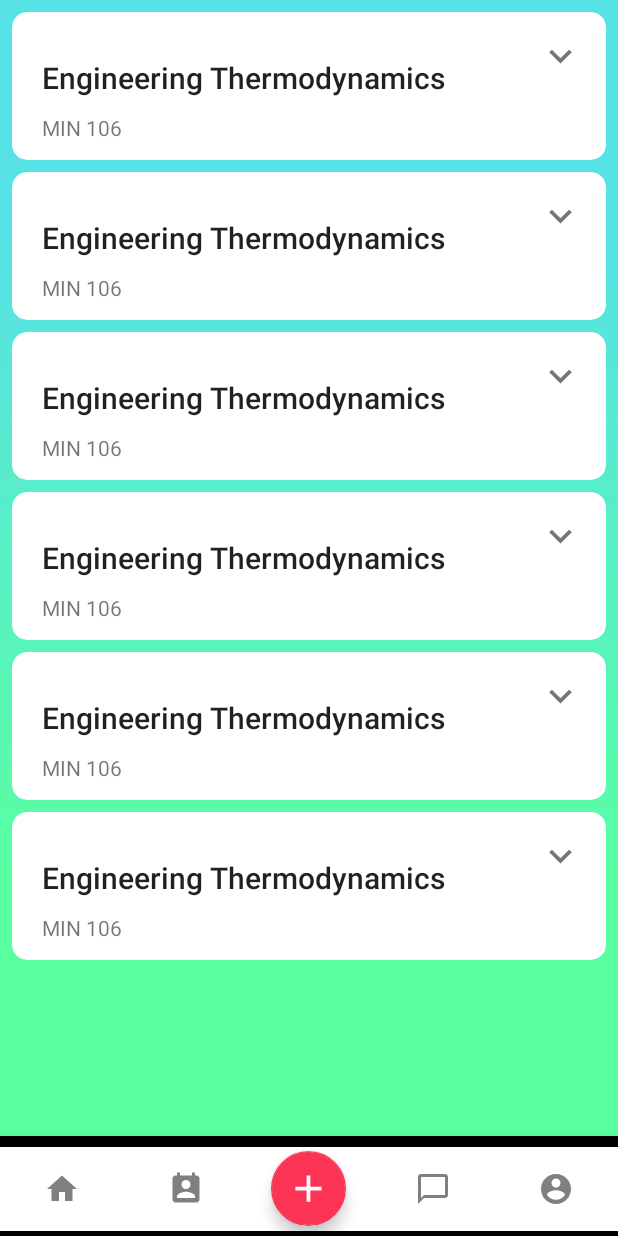
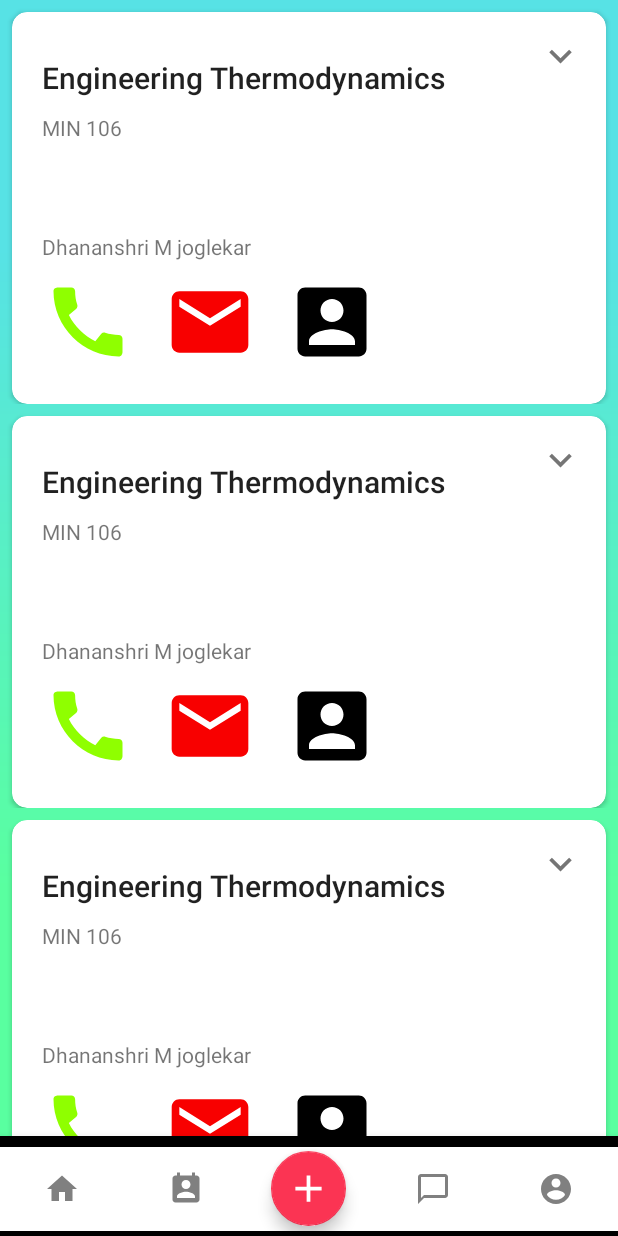
Before and after one commit to kinect-mario/smartSchedule, an Android app: the screen it shows after launch (MainActivity), item 2 of the bottom bar chosen, on a phone screen of 412 x 824 dp. Run offline under Robolectric (Android 15) with nearby library versions, the phone set to English and light mode, and no system bars; 1 statement that could not run was skipped.

Commit message:
added calendar and recycler view

```diff
--- a/scrollView/app/build.gradle
+++ b/scrollView/app/build.gradle
@@ -29,6 +29,7 @@ dependencies {
     implementation 'androidx.appcompat:appcompat:1.1.0'
     implementation 'androidx.constraintlayout:constraintlayout:1.1.3'
     implementation 'androidx.legacy:legacy-support-v4:1.0.0'
+    implementation 'androidx.gridlayout:gridlayout:1.0.0'
     testImplementation 'junit:junit:4.12'
     androidTestImplementation 'androidx.test.ext:junit:1.1.1'
     androidTestImplementation 'androidx.test.espresso:espresso-core:3.2.0'
@@ -39,7 +40,8 @@ dependencies {
 
     //cardview
     implementation 'com.android.support:cardview-v7:27.0.2'
-
+    //calendar
+    implementation 'com.github.shrikanth7698:Collapsible-Calendar-View-Android:v1.0.3'
 
     //glide
     implementation 'com.github.bumptech.glide:glide:4.11.0'
--- a/scrollView/app/src/main/java/com/example/scrollview/MainActivity.java
+++ b/scrollView/app/src/main/java/com/example/scrollview/MainActivity.java
@@ -47,14 +47,7 @@ public class MainActivity extends AppCompatActivity {
 
             @Override
             public void onPageSelected(int position) {
-                if (prevMenuItem != null) {
-                    prevMenuItem.setChecked(false);
-                } else {
-                    bottomNavigationView.getMenu().getItem(0).setChecked(false);
-                }
-                Log.d("page", "onPageSelected: " + position);
-                bottomNavigationView.getMenu().getItem(position).setChecked(true);
-                prevMenuItem = bottomNavigationView.getMenu().getItem(position);
+
 
             }
 
--- a/scrollView/app/src/main/java/com/example/scrollview/RecyclerViewAdapter.java
+++ b/scrollView/app/src/main/java/com/example/scrollview/RecyclerViewAdapter.java
@@ -1,15 +1,12 @@
 package com.example.scrollview;
 
-import android.bluetooth.le.ScanSettings;
 import android.content.Context;
 
-import android.graphics.drawable.Drawable;
 import android.util.Log;
 import android.view.LayoutInflater;
 import android.view.View;
 import android.view.ViewGroup;
 import android.widget.ImageView;
-import android.widget.LinearLayout;
 import android.widget.TextView;
 import android.widget.Toast;
 
@@ -21,9 +18,6 @@ import com.bumptech.glide.Glide;
 
 import java.util.ArrayList;
 
-import static com.example.scrollview.R.drawable.bg_blue;
-import static com.example.scrollview.R.drawable.bg_red;
-import static com.example.scrollview.R.drawable.bg_yellow;
 import static com.example.scrollview.R.drawable.blue;
 import static com.example.scrollview.R.drawable.dark_blue;
 import static com.example.scrollview.R.drawable.orange;
--- /dev/null
+++ b/scrollView/app/src/main/java/com/example/scrollview/modal/Schedule.java
@@ -0,0 +1,45 @@
+package com.example.scrollview.modal;
+
+public class Schedule {
+    private String code;
+    private String name;
+    private  String profName;
+    private String venue;
+    private String time;
+
+    public String getCode() {
+        return code;
+    }
+
+    public String getName() {
+        return name;
+    }
+
+    public String getProfName() {
+        return profName;
+    }
+
+    public String getVenue() {
+        return venue;
+    }
+
+    public String getTime() {
+        return time;
+    }
+
+    public Schedule() {
+        code = "MIN 106";
+        name="Engineering Thermodynamics";
+        profName = "Dhananshri M joglekar";
+        venue = "LHC-205";
+        time = "1:00-2:00";
+    }
+
+    public Schedule(String code, String name, String profName, String venue, String time) {
+        this.code = code;
+        this.name = name;
+        this.profName = profName;
+        this.venue = venue;
+        this.time = time;
+    }
+}
--- /dev/null
+++ b/scrollView/app/src/main/java/com/example/scrollview/scheduleAdapter.java
@@ -0,0 +1,102 @@
+package com.example.scrollview;
+
+import android.content.Context;
+import android.transition.AutoTransition;
+import android.transition.TransitionManager;
+import android.view.LayoutInflater;
+import android.view.View;
+import android.view.ViewGroup;
+import android.widget.Button;
+import android.widget.ImageView;
+import android.widget.TextView;
+
+import androidx.annotation.NonNull;
+import androidx.cardview.widget.CardView;
+import androidx.constraintlayout.widget.ConstraintLayout;
+import androidx.recyclerview.widget.RecyclerView;
+
+import com.example.scrollview.modal.Schedule;
+
+import java.util.ArrayList;
+import java.util.List;
+
+public class scheduleAdapter extends RecyclerView.Adapter<scheduleAdapter.ViewHolder> {
+
+
+    private List<Schedule> list;
+    private Context mContext;
+
+    public scheduleAdapter(Context context, List<Schedule> schedules) {
+       this.list= (ArrayList<Schedule>) schedules;
+       this.mContext=context;
+    }
+
+    @NonNull
+    @Override
+    public scheduleAdapter.ViewHolder onCreateViewHolder(@NonNull ViewGroup parent, int viewType) {
+        View view = LayoutInflater.from(parent.getContext()).inflate(R.layout.schedule_row, parent, false);
+        return new scheduleAdapter.ViewHolder(view);
+    }
+
+    @Override
+    public void onBindViewHolder(@NonNull scheduleAdapter.ViewHolder holder, int position) {
+        Schedule schedule = list.get(position);
+        holder.subjectCode.setText(schedule.getCode());
+        holder.subjectName.setText(schedule.getName());
+        holder.profName.setText(schedule.getProfName());
+        holder.venue.setText(schedule.getVenue());
+        holder.time.setText(schedule.getTime());
+
+        final Button button= holder.arrowBtn;
+        final ConstraintLayout constraintLayout= holder.expandableLayout;
+        final CardView cardView = holder.cardView;
+        final TextView subjectCode = holder.subjectCode;
+
+        holder.arrowBtn.setOnClickListener(new View.OnClickListener() {
+            @Override
+            public void onClick(View v) {
+                if (constraintLayout.getVisibility() == View.GONE) {
+                    TransitionManager.beginDelayedTransition(cardView, new AutoTransition());
+                    subjectCode.setVisibility(View.VISIBLE);
+                    constraintLayout.setVisibility(View.VISIBLE);
+                    button.animate().setDuration(500).rotationXBy(180);
+                } else {
+                    TransitionManager.beginDelayedTransition(cardView, new AutoTransition());
+                    subjectCode.setVisibility(View.GONE);
+                    constraintLayout.setVisibility(View.GONE);
+                    button.animate().setDuration(500).rotationXBy(-180);
+
+                }
+            }
+        });
+
+    }
+
+    @Override
+    public int getItemCount() {
+        return list.size();
+    }
+    public class ViewHolder extends RecyclerView.ViewHolder{
+
+        TextView subjectName;
+        TextView venue;
+        TextView time;
+        ConstraintLayout expandableLayout;
+        CardView cardView;
+        Button arrowBtn;
+        TextView subjectCode;
+        TextView profName;
+
+        public ViewHolder(View itemView) {
+            super(itemView);
+            subjectName =itemView.findViewById(R.id.schedule_subject);
+            venue = itemView.findViewById(R.id.schedule_venue);
+            time = itemView.findViewById(R.id.schedule_time);
+            expandableLayout = itemView.findViewById(R.id.expandable_schedule);
+            cardView = itemView.findViewById(R.id.schedule_card);
+            arrowBtn = itemView.findViewById(R.id.arrow_btn);
+            subjectCode = itemView.findViewById(R.id.subjectCode);
+            profName = itemView.findViewById(R.id.prof_name);
+        }
+    }
+}
--- a/scrollView/app/src/main/java/com/example/scrollview/scheduleFragment.java
+++ b/scrollView/app/src/main/java/com/example/scrollview/scheduleFragment.java
@@ -1,28 +1,71 @@
 package com.example.scrollview;
 
+import android.os.Build;
 import android.os.Bundle;
 
+import androidx.annotation.RequiresApi;
+import androidx.cardview.widget.CardView;
+import androidx.constraintlayout.widget.ConstraintLayout;
 import androidx.fragment.app.Fragment;
+import androidx.recyclerview.widget.LinearLayoutManager;
+import androidx.recyclerview.widget.RecyclerView;
 
 import android.view.LayoutInflater;
 import android.view.View;
 import android.view.ViewGroup;
+import android.widget.Button;
+import android.widget.TextClock;
+import android.widget.TextView;
+
+
+import com.example.scrollview.modal.Schedule;
+import com.example.scrollview.modal.Subject;
+
+import java.time.LocalDate;
+import java.util.ArrayList;
+import java.util.List;
 
 
 /**
  * A simple {@link Fragment} subclass.
  */
 public class scheduleFragment extends Fragment {
+    RecyclerView recyclerView;
+    ConstraintLayout expandableView;
+    Button arrowBtn;
+    CardView cardView;
+    TextView code;
 
     public scheduleFragment() {
         // Required empty public constructor
     }
 
 
+    @RequiresApi(api = Build.VERSION_CODES.O)
     @Override
     public View onCreateView(LayoutInflater inflater, ViewGroup container,
                              Bundle savedInstanceState) {
+        View rootView= inflater.inflate(R.layout.fragment_schedule, container, false);
         // Inflate the layout for this fragment
-        return inflater.inflate(R.layout.fragment_schedule, container, false);
+        expandableView = rootView.findViewById(R.id.expandable_schedule);
+        arrowBtn = rootView.findViewById(R.id.arrow_btn);
+        cardView = rootView.findViewById(R.id.schedule_card);
+        recyclerView = rootView.findViewById(R.id.scheduleView);
+
+
+        final LinearLayoutManager layoutManager = new LinearLayoutManager(getContext(),LinearLayoutManager.VERTICAL, false);
+        recyclerView.setLayoutManager(layoutManager);
+        recyclerView.setHasFixedSize(true);
+        List<Schedule> schedules = new ArrayList<Schedule>();
+        for(int i= 0 ; i<6;i++)
+        {schedules.add(new Schedule());}
+
+
+        scheduleAdapter adapter = new scheduleAdapter(getContext(),schedules);
+        recyclerView.setAdapter(adapter);
+        if(arrowBtn!=null) {
+
+        }
+        return rootView;
     }
 }
--- a/scrollView/app/src/main/java/com/example/scrollview/subjectAdapter.java
+++ b/scrollView/app/src/main/java/com/example/scrollview/subjectAdapter.java
@@ -61,6 +61,7 @@ class subjectAdapter extends RecyclerView.Adapter<subjectAdapter.ViewHolder> {
                     TransitionManager.beginDelayedTransition(view, new AutoTransition());
                     layout.setVisibility(View.GONE);
                     button.setBackgroundResource(R.drawable.ic_keyboard_arrow_down_black_24dp);
+
                 }
             }
         });
--- /dev/null
+++ b/scrollView/app/src/main/res/drawable/ic_baseline_access_time_24.xml
@@ -0,0 +1,6 @@
+<vector android:height="24dp" android:tint="#9D9D9D"
+    android:viewportHeight="24" android:viewportWidth="24"
+    android:width="24dp" xmlns:android="http://schemas.android.com/apk/res/android">
+    <path android:fillColor="@android:color/white" android:pathData="M11.99,2C6.47,2 2,6.48 2,12s4.47,10 9.99,10C17.52,22 22,17.52 22,12S17.52,2 11.99,2zM12,20c-4.42,0 -8,-3.58 -8,-8s3.58,-8 8,-8 8,3.58 8,8 -3.58,8 -8,8z"/>
+    <path android:fillColor="@android:color/white" android:pathData="M12.5,7H11v6l5.25,3.15 0.75,-1.23 -4.5,-2.67z"/>
+</vector>
--- /dev/null
+++ b/scrollView/app/src/main/res/drawable/ic_baseline_account_circle_24.xml
@@ -0,0 +1,5 @@
+<vector android:height="24dp" android:tint="#9D9D9D"
+    android:viewportHeight="24" android:viewportWidth="24"
+    android:width="24dp" xmlns:android="http://schemas.android.com/apk/res/android">
+    <path android:fillColor="@android:color/white" android:pathData="M12,2C6.48,2 2,6.48 2,12s4.48,10 10,10 10,-4.48 10,-10S17.52,2 12,2zM12,5c1.66,0 3,1.34 3,3s-1.34,3 -3,3 -3,-1.34 -3,-3 1.34,-3 3,-3zM12,19.2c-2.5,0 -4.71,-1.28 -6,-3.22 0.03,-1.99 4,-3.08 6,-3.08 1.99,0 5.97,1.09 6,3.08 -1.29,1.94 -3.5,3.22 -6,3.22z"/>
+</vector>
--- /dev/null
+++ b/scrollView/app/src/main/res/drawable/ic_baseline_arrow_drop_down_24.xml
@@ -0,0 +1,5 @@
+<vector android:height="24dp" android:tint="#9D9D9D"
+    android:viewportHeight="24" android:viewportWidth="24"
+    android:width="24dp" xmlns:android="http://schemas.android.com/apk/res/android">
+    <path android:fillColor="@android:color/white" android:pathData="M7,10l5,5 5,-5z"/>
+</vector>
--- /dev/null
+++ b/scrollView/app/src/main/res/drawable/ic_baseline_location_on_24.xml
@@ -0,0 +1,5 @@
+<vector android:height="24dp" android:tint="#9D9D9D"
+    android:viewportHeight="24" android:viewportWidth="24"
+    android:width="24dp" xmlns:android="http://schemas.android.com/apk/res/android">
+    <path android:fillColor="@android:color/white" android:pathData="M12,2C8.13,2 5,5.13 5,9c0,5.25 7,13 7,13s7,-7.75 7,-13c0,-3.87 -3.13,-7 -7,-7zM12,11.5c-1.38,0 -2.5,-1.12 -2.5,-2.5s1.12,-2.5 2.5,-2.5 2.5,1.12 2.5,2.5 -1.12,2.5 -2.5,2.5z"/>
+</vector>
--- /dev/null
+++ b/scrollView/app/src/main/res/drawable/ic_baseline_subject_24.xml
@@ -0,0 +1,5 @@
+<vector android:height="24dp" android:tint="#9D9D9D"
+    android:viewportHeight="24" android:viewportWidth="24"
+    android:width="24dp" xmlns:android="http://schemas.android.com/apk/res/android">
+    <path android:fillColor="@android:color/white" android:pathData="M14,17L4,17v2h10v-2zM20,9L4,9v2h16L20,9zM4,15h16v-2L4,13v2zM4,5v2h16L20,5L4,5z"/>
+</vector>
--- a/scrollView/app/src/main/res/layout/subject_item.xml
+++ b/scrollView/app/src/main/res/layout/subject_item.xml
@@ -53,7 +53,7 @@
                 android:layout_height="wrap_content"
                 android:layout_marginTop="40dp"
                 android:paddingBottom="12dp"
-                android:visibility="gone"
+                android:visibility="visible"
                 app:layout_constraintEnd_toEndOf="parent"
                 app:layout_constraintHorizontal_bias="0.0"
                 app:layout_constraintStart_toStartOf="parent"
--- a/scrollView/build.gradle
+++ b/scrollView/build.gradle
@@ -19,7 +19,7 @@ allprojects {
     repositories {
         google()
         jcenter()
-
+        maven { url 'https://jitpack.io'}
     }
 }
 
```
Also changed, not shown: scrollView/app/src/main/java/com/example/scrollview/modal/Tasks.java (added, +42 -0 lines), scrollView/app/src/main/res/drawable/green_circle.xml (added, +9 -0 lines), scrollView/app/src/main/res/layout/fragment_schedule.xml (+27 -8 lines), scrollView/app/src/main/res/layout/schedule_row.xml (added, +137 -0 lines), scrollView/app/src/main/res/drawable/prof.png (added).
